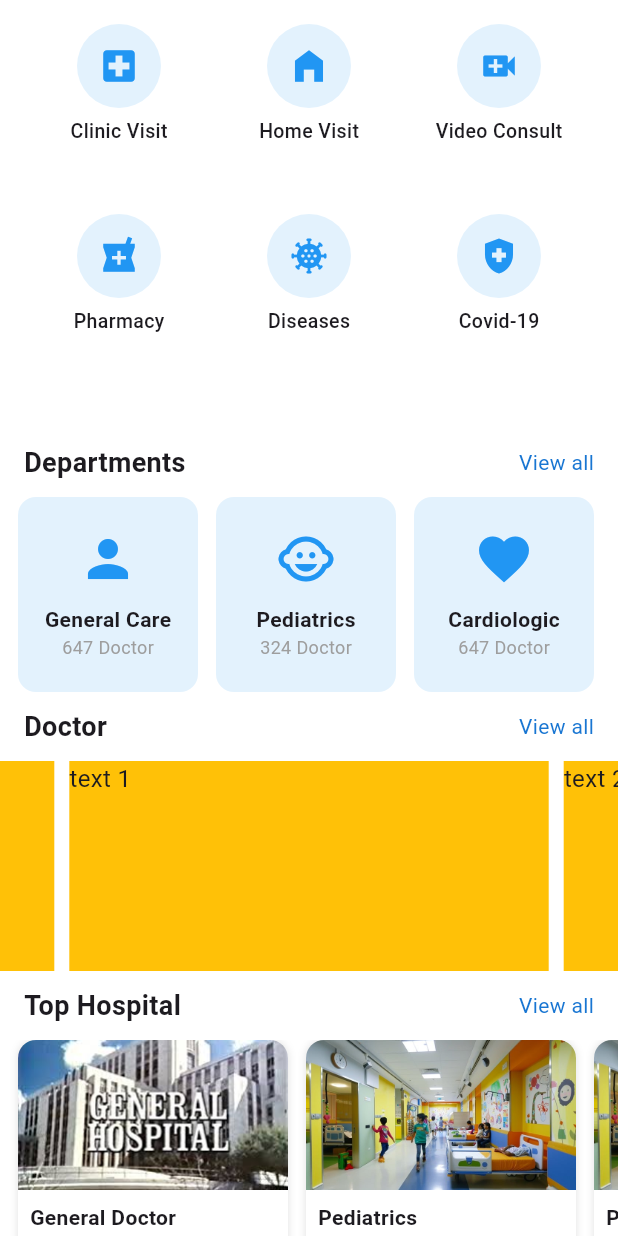
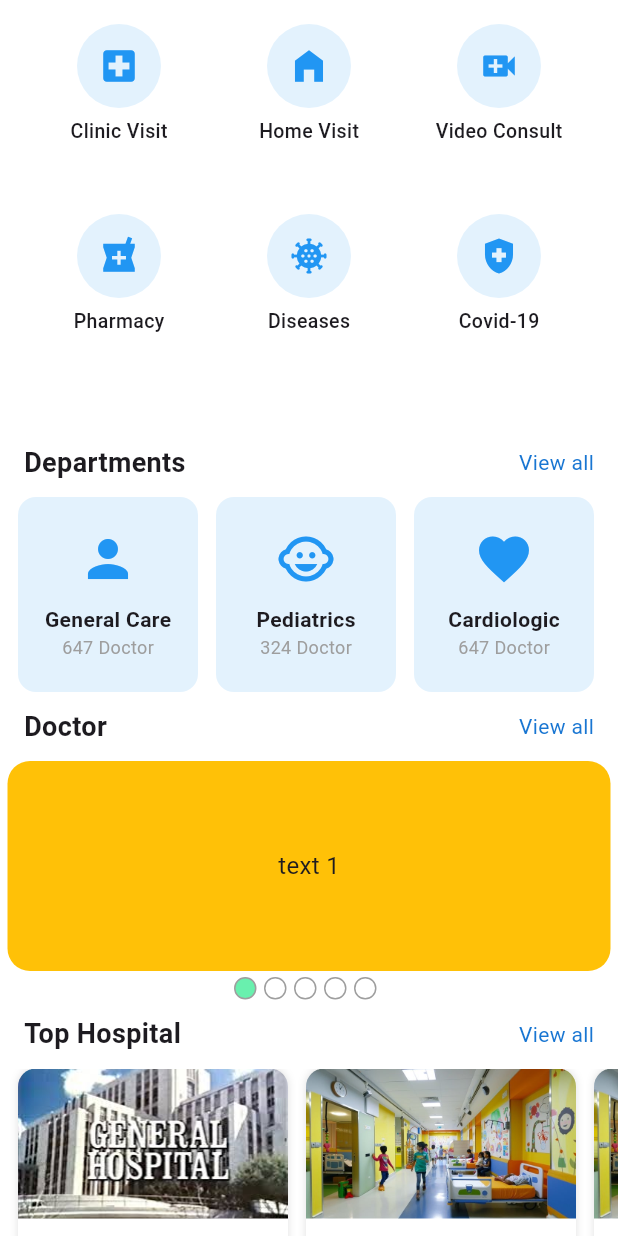
Before and after one commit to mdrazaulkabir/health_alert, a Flutter app: the HomeDashboardScreen screen opened directly, on a phone screen of 412 x 824 dp. Run offline on Flutter 3.47's test engine with Material 3 defaults, Android fonts, the phone set to English and light mode, and no system bars; drawn by our look-alikes of carousel_slider; our stand-ins replace flutter_svg, image_picker, pin_code_fields, shared_preferences; accounts and stored records are empty.

Commit message:
add the carouselSlider modified valueNotifier

```diff
--- /dev/null
+++ b/lib/ui/health/doctor_banner_slider.dart
@@ -0,0 +1,64 @@
+import 'package:carousel_slider/carousel_slider.dart';
+import 'package:flutter/material.dart';
+class DoctorBannerSlider extends StatefulWidget {
+  const DoctorBannerSlider({
+    super.key,
+  });
+
+  @override
+  State<DoctorBannerSlider> createState() => _DoctorBannerSliderState();
+}
+
+class _DoctorBannerSliderState extends State<DoctorBannerSlider> {
+  final ValueNotifier<int> _currentIndex=ValueNotifier(0);
+
+  @override
+  Widget build(BuildContext context) {
+    return Column(
+      spacing: 4,
+      children: [
+        CarouselSlider(
+          options: CarouselOptions(
+              height: 140.0,
+              viewportFraction: 1,
+              onPageChanged: (int index, CarouselPageChangedReason reason) {
+                _currentIndex.value=index;
+              }),
+          items: [1,2,3,4,5].map((i) {
+            return Builder(
+              builder: (BuildContext context) {
+                return Container(
+                    width: MediaQuery.of(context).size.width,
+                    margin: EdgeInsets.symmetric(horizontal: 5.0),
+                    decoration: BoxDecoration(
+                        color: Colors.amber,
+                        borderRadius: BorderRadius.circular(15)
+                    ),
+                    alignment: Alignment.center,
+                    child: Text('text $i', style: TextStyle(fontSize: 16.0),)
+                );
+              },
+            );
+          }).toList(),
+        ),
+        ValueListenableBuilder(
+          valueListenable: _currentIndex,
+          builder: (context, value, child) {
+            return Row(mainAxisAlignment: MainAxisAlignment.center,
+                children: [
+                 for(int i=0; i<5; i++)
+                   Container(
+                     height: 15,width: 15,margin: EdgeInsets.only(right: 5),
+                     decoration: BoxDecoration(
+                       borderRadius: BorderRadius.circular(13),
+                       color:value==i? Colors.greenAccent:null,
+                       border: Border.all(color: Colors.grey)
+                     ),
+                   )
+                ],);
+          }
+        )
+      ],
+    );
+  }
+}
--- a/lib/ui/health/home_dashboard_screen.dart
+++ b/lib/ui/health/home_dashboard_screen.dart
@@ -1,10 +1,10 @@
-import 'package:carousel_slider/carousel_slider.dart';
 import 'package:flutter/material.dart';
 import 'package:task_mannager/ui/health/section_header.dart';
 import 'package:task_mannager/ui/health/service_item.dart';
 
 import '../ulits/asset_path.dart';
 import 'department_card.dart';
+import 'doctor_banner_slider.dart';
 import 'hospital_card.dart';
 
 class HomeDashboardScreen extends StatelessWidget {
@@ -52,23 +52,7 @@ class HomeDashboardScreen extends StatelessWidget {
                 ),
               ),
               SectionHeader(title: "Doctor"),
-              CarouselSlider(
-                options: CarouselOptions(height: 140.0),
-                items: [1,2,3,4,5].map((i) {
-                  return Builder(
-                    builder: (BuildContext context) {
-                      return Container(
-                          width: MediaQuery.of(context).size.width,
-                          margin: EdgeInsets.symmetric(horizontal: 5.0),
-                          decoration: BoxDecoration(
-                              color: Colors.amber
-                          ),
-                          child: Text('text $i', style: TextStyle(fontSize: 16.0),)
-                      );
-                    },
-                  );
-                }).toList(),
-              ),
+              DoctorBannerSlider(),
 
               /// Top Hospital Section
               SectionHeader(title: "Top Hospital"),
```
